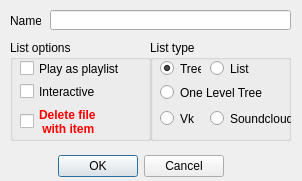
First picture: the form in dialogs/tabdialog.ui, repository jeyboy/playo3, before the edit.
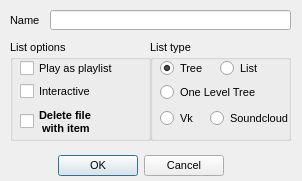
Second picture: the form after the edit.

What changed in the file:
```diff
--- a/dialogs/tabdialog.ui
+++ b/dialogs/tabdialog.ui
@@ -10,6 +10,11 @@
     <height>181</height>
    </rect>
   </property>
+  <property name="font">
+   <font>
+    <pointsize>8</pointsize>
+   </font>
+  </property>
   <property name="windowTitle">
    <string>Dialog</string>
   </property>
@@ -85,9 +90,9 @@
    <widget class="QRadioButton" name="isListRadio">
     <property name="geometry">
      <rect>
-      <x>60</x>
+      <x>70</x>
       <y>20</y>
-      <width>41</width>
+      <width>51</width>
       <height>17</height>
      </rect>
     </property>
@@ -103,7 +108,7 @@
      <rect>
       <x>10</x>
       <y>20</y>
-      <width>41</width>
+      <width>51</width>
       <height>17</height>
      </rect>
     </property>
@@ -154,7 +159,7 @@
      <rect>
       <x>60</x>
       <y>70</y>
-      <width>81</width>
+      <width>91</width>
       <height>17</height>
      </rect>
     </property>
@@ -216,11 +221,18 @@
       <height>31</height>
      </rect>
     </property>
+    <property name="font">
+     <font>
+      <pointsize>8</pointsize>
+      <weight>75</weight>
+      <bold>true</bold>
+     </font>
+    </property>
     <property name="toolTip">
      <string>&lt;html&gt;&lt;head/&gt;&lt;body&gt;&lt;p&gt;With this option when you remove item, you are initiate deletion  of object from your hard disk ( or account data storage)&lt;/p&gt;&lt;/body&gt;&lt;/html&gt;</string>
     </property>
     <property name="styleSheet">
-     <string notr="true">color: red; font-weight: bold;</string>
+     <string notr="true">font-weight: bold;</string>
     </property>
     <property name="text">
      <string>Delete file 
```
